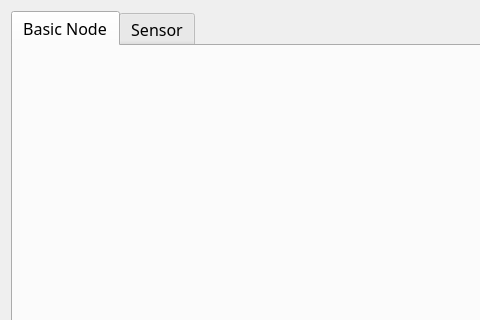
Tabjones/pacman_vision, file UI/gui/mainwindow.ui: the form before one commit; both pictures show x 0 to 480 and y 0 to 320 of the 606 by 537 pixel window.
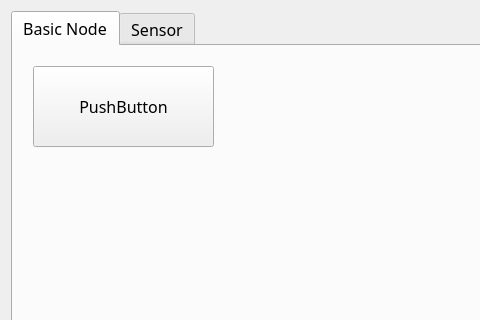
The form after the commit. Icons and pictures are not drawn.

Commit message: Add template on off button to gui

Diff of the .ui file:
```diff
--- a/UI/gui/mainwindow.ui
+++ b/UI/gui/mainwindow.ui
@@ -30,6 +30,33 @@
        <attribute name="title">
         <string>Basic Node</string>
        </attribute>
+       <widget class="QPushButton" name="pushButton">
+        <property name="geometry">
+         <rect>
+          <x>20</x>
+          <y>20</y>
+          <width>181</width>
+          <height>81</height>
+         </rect>
+        </property>
+        <property name="text">
+         <string>PushButton</string>
+        </property>
+        <property name="icon">
+         <iconset resource="../resources/resources.qrc">
+          <normaloff>:/disable/off.png</normaloff>
+          <normalon>:/disable/on.png</normalon>:/disable/off.png</iconset>
+        </property>
+        <property name="iconSize">
+         <size>
+          <width>64</width>
+          <height>64</height>
+         </size>
+        </property>
+        <property name="checkable">
+         <bool>true</bool>
+        </property>
+       </widget>
       </widget>
       <widget class="QWidget" name="SensorTab">
        <attribute name="title">
```
The commit also changes 4 other files.
